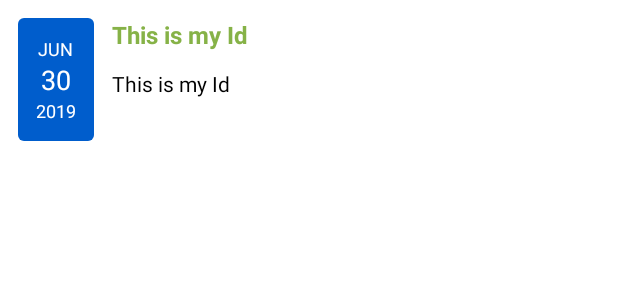
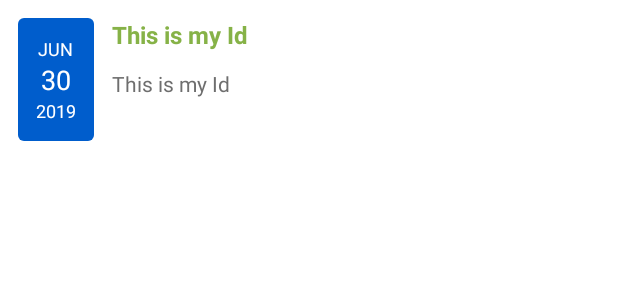
Before and after one commit to JosueArevalo/Setlist.fm-Pro, an Android app: the layout cell_setlist.xml on its own in the app's theme, with its tools: preview values and no code run, on a phone screen of 412 x 824 dp. Shown: the top 300 px of the screen. Run offline under Robolectric (Android 15) with nearby library versions, the phone set to English and light mode, and no system bars; network calls fail.

Commit message:
Improving code & style

```diff
--- a/libs/lib_resources/src/main/res/values/colors.xml
+++ b/libs/lib_resources/src/main/res/values/colors.xml
@@ -6,4 +6,5 @@
 
     <color name="colorWhite">#FFFFFF</color>
     <color name="colorDate">#005DCC</color>
+    <color name="colorSongsSummary">#6E6E6E</color>
 </resources>
--- a/presentation/src/main/res/layout/cell_setlist.xml
+++ b/presentation/src/main/res/layout/cell_setlist.xml
@@ -16,7 +16,7 @@
         app:layout_constraintTop_toTopOf="parent"
         app:layout_constraintStart_toStartOf="parent">
 
-        <TextView
+        <com.google.android.material.textview.MaterialTextView
             android:id="@+id/tvMonth"
             android:layout_width="wrap_content"
             android:layout_height="wrap_content"
@@ -24,7 +24,7 @@
             android:layout_gravity="center"
             tools:text="JUN"/>
 
-        <TextView
+        <com.google.android.material.textview.MaterialTextView
             android:id="@+id/tvDay"
             android:layout_width="wrap_content"
             android:layout_height="wrap_content"
@@ -32,7 +32,7 @@
             android:layout_gravity="center"
             tools:text="30"/>
 
-        <TextView
+        <com.google.android.material.textview.MaterialTextView
             android:id="@+id/tvYear"
             android:layout_width="wrap_content"
             android:layout_height="wrap_content"
@@ -56,9 +56,8 @@
         android:id="@+id/tvSongsSummary"
         android:layout_width="0dp"
         android:layout_height="wrap_content"
+        style="@style/Setlists.Text.List.SongsSummary"
         android:layout_marginStart="@dimen/spacing_normal"
-        android:textColor="#000000"
-        android:maxLines="2"
         android:layout_marginTop="@dimen/spacing_normal"
         app:layout_constraintTop_toBottomOf="@+id/tvVenueTitle"
         app:layout_constraintStart_toEndOf="@+id/llDate"
--- a/presentation/src/main/res/values/styles.xml
+++ b/presentation/src/main/res/values/styles.xml
@@ -9,6 +9,12 @@
         <item name="android:textColor">@color/colorPrimary</item>
         <item name="android:textSize">16sp</item>
         <item name="android:textStyle">bold</item>
+    </style>
+
+    <style name="Setlists.Text.List.SongsSummary" parent="Setlists.Text">
+        <item name="android:textColor">@color/colorSongsSummary</item>
+        <item name="android:textSize">14sp</item>
+        <item name="android:maxLines">2</item>
     </style>
 
     <style name="Setlists.Text.List.Month" parent="Setlists.Text">
```
